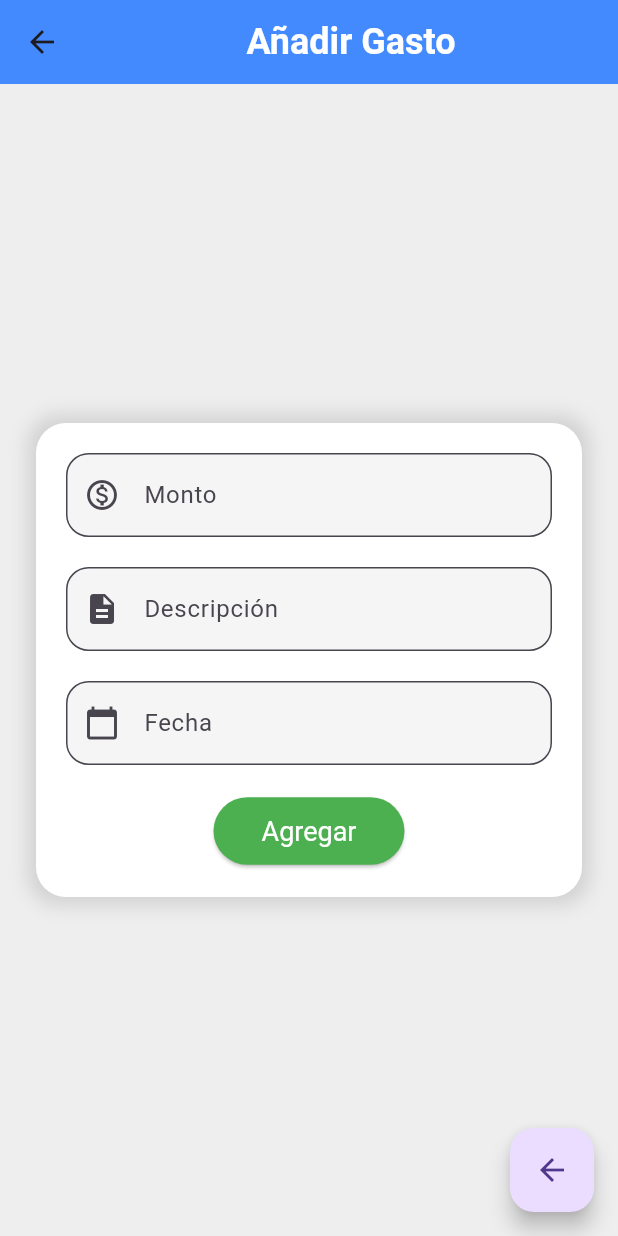
After one commit to GReskin/TP3-Grupo8, a Flutter app: the Home screen opened by its route, after a tap on "Añadir Gasto", on a phone screen of 412 x 824 dp. The commit adds this screen. Run offline on Flutter 3.47's test engine with Material 3 defaults, Android fonts, the phone set to English and light mode, and no system bars; our stand-ins replace go_router.

Commit message:
Parte de Menu y Añadir Gastos front

```diff
--- a/Frontend/lib/core/app_routes.dart
+++ b/Frontend/lib/core/app_routes.dart
@@ -1,4 +1,6 @@
 
+import 'package:app_gastos_tp3_grupo8/screens/anadirGasto.dart';
+import 'package:app_gastos_tp3_grupo8/screens/grupoAhorro.dart';
 import 'package:go_router/go_router.dart';
 import '../screens/login.dart';
 import '../screens/register.dart';
@@ -11,6 +13,8 @@ final appRouter = GoRouter(
 
     GoRoute(path: '/login' ,builder: (context, state) => Login(),),
     GoRoute(path: '/register' ,builder: (context, state) => Register(),),
-    GoRoute(path: '/home' ,builder: (context, state) => Home(),)
+    GoRoute(path: '/home' ,builder: (context, state) => Home(),),
+    GoRoute(path: '/anadirGasto' ,builder: (context, state) => AnadirGasto(),),
+    GoRoute(path: '/grupoAhorro' ,builder: (context, state) => GrupoAhorro(),)
 
 ]);
--- /dev/null
+++ b/Frontend/lib/entities/menu.dart
@@ -0,0 +1,22 @@
+
+
+import 'package:flutter/material.dart';
+
+class Menu {
+  String title;
+  String subtitle;
+  String description;
+  String path;
+  Icon icon;
+
+
+  Menu({required this.title,required this.subtitle,required this.description,required this.icon, required this.path});
+
+}
+
+
+List<Menu> menuList = [
+
+  Menu(title: "Añadir Gasto", subtitle: "Añade tu gasto personal", description: "sdalksdkajshdkjlasdhlsakjdka", icon: Icon(Icons.monetization_on), path: "/anadirGasto"),
+  Menu(title: "Crear Grupo De Ahorro", subtitle: "Crea tu grupo de ahorro", description: "sdalksdkajshdkjlasdhlsakjdka", icon: Icon(Icons.group), path: "/grupoAhorro"),
+];
--- /dev/null
+++ b/Frontend/lib/screens/anadirGasto.dart
@@ -0,0 +1,140 @@
+
+import 'package:app_gastos_tp3_grupo8/core/app_routes.dart';
+import 'package:flutter/widgets.dart';
+import 'package:flutter/material.dart';
+
+class AnadirGasto extends StatelessWidget {
+  const AnadirGasto({super.key});
+
+  @override
+  Widget build(BuildContext context) {
+    TextEditingController fechaController = TextEditingController();
+
+    return Scaffold(
+      backgroundColor: Colors.grey[200],
+      appBar: AppBar(
+        backgroundColor: Colors.blueAccent,
+        elevation: 0,
+        title: const Center(
+          child: Text(
+            "Añadir Gasto",
+            style: TextStyle(
+              fontWeight: FontWeight.bold,
+              fontSize: 24,
+              color: Colors.white,
+            ),
+          ),
+        ),
+      ),
+      body: Center(
+        child: SingleChildScrollView(
+          child: Container(
+            margin: const EdgeInsets.symmetric(horizontal: 24, vertical: 20),
+            padding: const EdgeInsets.all(20),
+            decoration: BoxDecoration(
+              color: Colors.white,
+              borderRadius: BorderRadius.circular(20),
+              boxShadow: [
+                BoxShadow(
+                  color: Colors.black12,
+                  blurRadius: 10,
+                  spreadRadius: 5,
+                ),
+              ],
+            ),
+            child: Column(
+              mainAxisSize: MainAxisSize.min,
+              children: [
+                TextFormField(
+                  decoration: InputDecoration(
+                    hintText: 'Monto',
+                    labelText: 'Monto',
+                    prefixIcon: const Icon(Icons.monetization_on_outlined),
+                    border: OutlineInputBorder(
+                      borderRadius: BorderRadius.circular(15),
+                    ),
+                    filled: true,
+                    fillColor: Colors.grey[100],
+                  ),
+                  keyboardType: TextInputType.number,
+                ),
+                const SizedBox(height: 20),
+                TextFormField(
+                  decoration: InputDecoration(
+                    hintText: 'Descripción',
+                    labelText: 'Descripción',
+                    prefixIcon: const Icon(Icons.description),
+                    border: OutlineInputBorder(
+                      borderRadius: BorderRadius.circular(15),
+                    ),
+                    filled: true,
+                    fillColor: Colors.grey[100],
+                  ),
+                ),
+                const SizedBox(height: 20),
+
+                TextFormField(
+                  controller: fechaController,
+                  readOnly: true,
+                  decoration: InputDecoration(
+                    hintText: 'Seleccionar fecha',
+                    labelText: 'Fecha',
+                    prefixIcon: const Icon(Icons.calendar_today),
+                    border: OutlineInputBorder(
+                      borderRadius: BorderRadius.circular(15),
+                    ),
+                    filled: true,
+                    fillColor: Colors.grey[100],
+                  ),
+                  onTap: () async {
+                    DateTime? pickedDate = await showDatePicker(
+                      context: context,
+                      initialDate: DateTime.now(),
+                      firstDate: DateTime(2000),
+                      lastDate: DateTime(2100),
+                    );
+                    if (pickedDate != null) {
+                      fechaController.text =
+                          "${pickedDate.day}/${pickedDate.month}/${pickedDate.year}";
+                    }
+                  },
+                ),
+
+                const SizedBox(height: 20),
+
+                ElevatedButtonTheme(
+                  data: ElevatedButtonThemeData(
+                    style: ElevatedButton.styleFrom(
+                      backgroundColor: Colors.green,
+                      foregroundColor: Colors.white,
+                      padding: EdgeInsets.symmetric(
+                        horizontal: 32,
+                        vertical: 12,
+                      ),
+                      textStyle: TextStyle(fontSize: 18),
+                    ),
+                  ),
+                  child: ElevatedButton(
+                    onPressed: () {},
+                    child: Text('Agregar'),
+                  ),
+                ),
+
+
+              ],
+
+            ),
+
+          ),
+        ),
+      ),
+      floatingActionButton: FloatingActionButton(
+        onPressed: () {
+          appRouter.push('/home');
+        },
+        child: Icon(Icons.arrow_back),
+      ),
+
+    );
+  }
+}
--- /dev/null
+++ b/Frontend/lib/screens/grupoAhorro.dart
@@ -0,0 +1,10 @@
+import 'package:flutter/widgets.dart';
+
+class GrupoAhorro extends StatelessWidget {
+  const GrupoAhorro({super.key});
+
+  @override
+  Widget build(BuildContext context) {
+    return const Placeholder();
+  }
+}
--- a/Frontend/lib/screens/home.dart
+++ b/Frontend/lib/screens/home.dart
@@ -1,10 +1,85 @@
-import 'package:flutter/widgets.dart';
 
-class Home extends StatelessWidget {
-  const Home({super.key});
+import 'package:app_gastos_tp3_grupo8/core/app_routes.dart';
+import 'package:app_gastos_tp3_grupo8/entities/menu.dart';
+import 'package:flutter/material.dart';
+
+class Home extends StatefulWidget {
+  Home({super.key});
+
+  @override
+  State<Home> createState() => _HomeState();
+}
+
+class _HomeState extends State<Home> {
+  List<Menu> menuLista = menuList;
 
   @override
   Widget build(BuildContext context) {
-    return const Placeholder();
+    return Scaffold(
+      backgroundColor: Colors.grey[200],
+      appBar: AppBar(
+        backgroundColor: Colors.blueAccent,
+        elevation: 0,
+        title: const Center(
+          child: Text(
+            "HOME",
+            style: TextStyle(
+              fontWeight: FontWeight.bold,
+              fontSize: 24,
+              color: Colors.white,
+            ),
+          ),
+        ),
+      ),
+      body: Center(
+        child: SingleChildScrollView(
+          child: Container(
+            margin: const EdgeInsets.symmetric(horizontal: 24, vertical: 20),
+            padding: const EdgeInsets.all(20),
+            decoration: BoxDecoration(
+              color: Colors.white,
+              borderRadius: BorderRadius.circular(20),
+              boxShadow: [
+                BoxShadow(
+                  color: Colors.black12,
+                  blurRadius: 10,
+                  spreadRadius: 5,
+                ),
+              ],
+            ),
+            child: Column(
+              mainAxisSize: MainAxisSize.min,
+              children: [
+                ListView.builder(
+                  shrinkWrap: true,
+                  physics: NeverScrollableScrollPhysics(),
+                  itemCount: menuLista.length,
+                  itemBuilder: (BuildContext context, int index) {
+                    return Container(
+                      margin: EdgeInsets.all(10),
+                      width: double.infinity,
+                      height: 80,
+                      decoration: BoxDecoration(
+                        color: Colors.white,
+                        borderRadius: BorderRadius.circular(10),
+                        border: Border.all(color: Colors.grey),
+                      ),
+                      child: ListTile(
+                        leading: menuLista[index].icon,
+                        title: Text(menuLista[index].title),
+                        subtitle: Text(menuLista[index].subtitle),
+                        onTap: () {
+                          appRouter.push(menuLista[index].path);
+                        },
+                      ),
+                    );
+                  },
+                ),
+              ],
+            ),
+          ),
+        ),
+      ),
+    );
   }
 }
```
